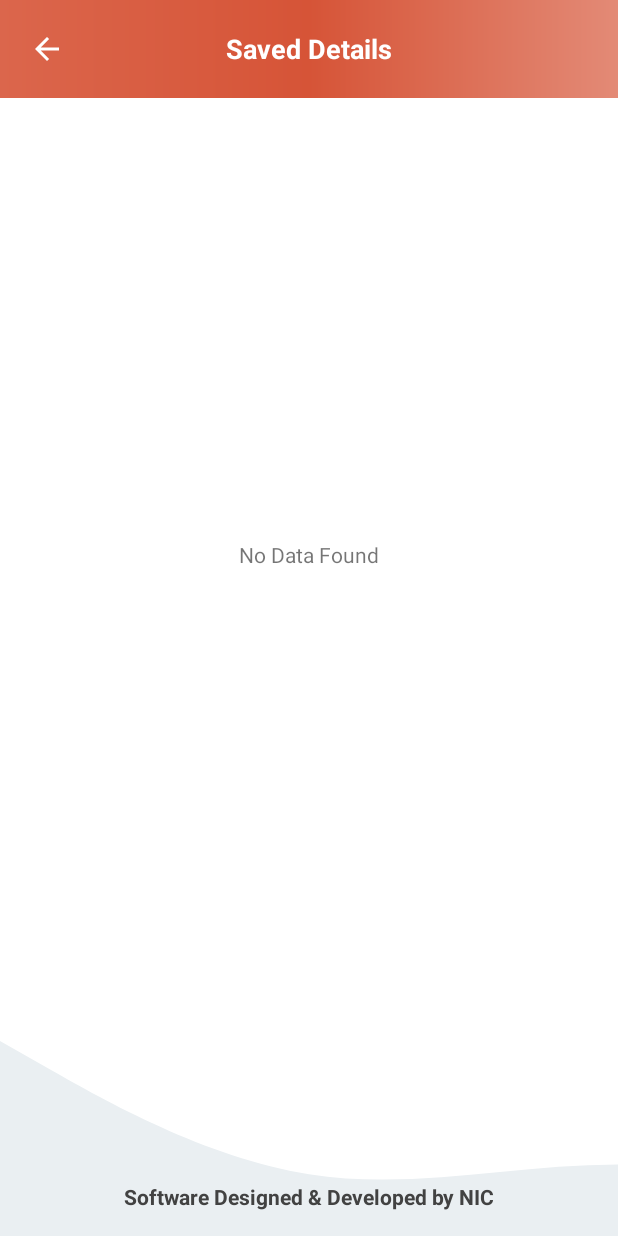
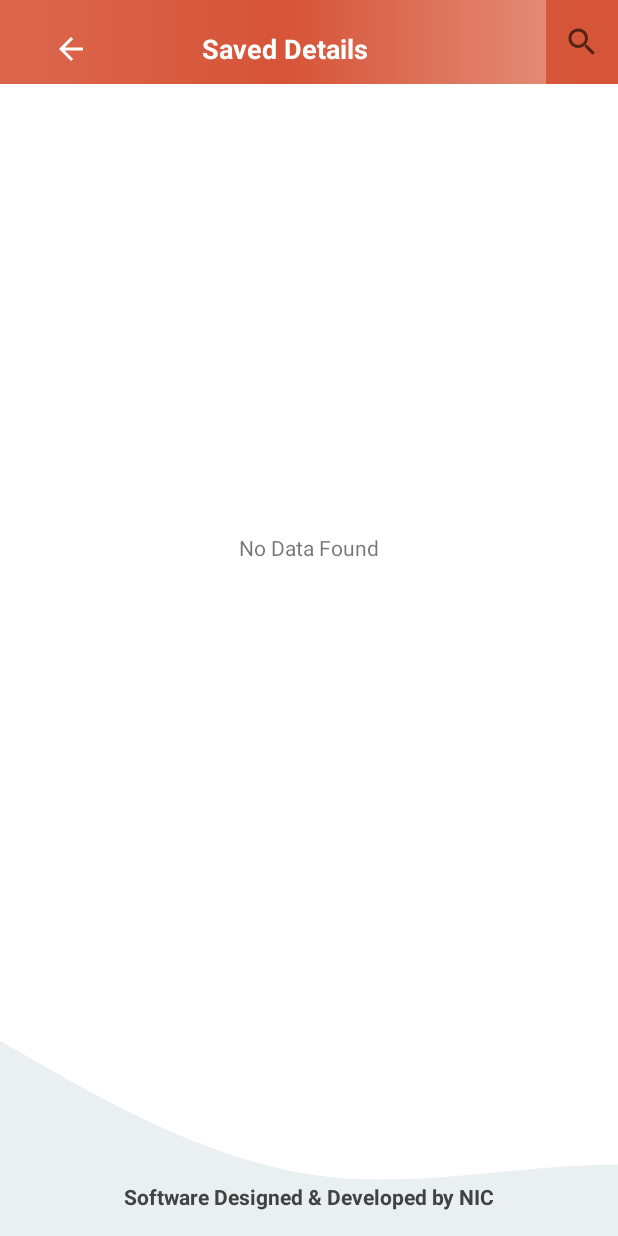
Before and after one commit to TNRDANDROID/Thiruvannamalai, an Android app: the ViewDetailsScreen screen opened directly, with no data from a screen before it, on a phone screen of 412 x 824 dp. Run offline under Robolectric (Android 15) with nearby library versions, the phone set to English and light mode, and no system bars; our stand-ins replace data binding, sdp/ssp sizes; libraries missing offline, so code that uses them is left out: com.github.barteksc.pdfviewer; plain views replace PDFView; pictures from the network do not load; 3 statements that could not run were skipped.

Commit message:
version 1 commit

```diff
--- a/app/src/main/java/com/nic/Thiruvannamalai/activity/LoginScreen.java
+++ b/app/src/main/java/com/nic/Thiruvannamalai/activity/LoginScreen.java
@@ -171,8 +171,8 @@ public class LoginScreen extends AppCompatActivity implements View.OnClickListen
     }
 
     public void checkLoginScreen() {
-        /*loginScreenBinding.userName.setText("tokenentry1");
-        loginScreenBinding.password.setText("test123#$");//loc*/
+        loginScreenBinding.userName.setText("tokenentry1");
+        loginScreenBinding.password.setText("test123#$");//loc
         /*loginScreenBinding.userName.setText("kpmutmrvp34u2");
         loginScreenBinding.password.setText("rdas771#$");//pro*/
         final String username = loginScreenBinding.userName.getText().toString().trim();
--- a/app/src/main/java/com/nic/Thiruvannamalai/activity/ViewDetailsScreen.java
+++ b/app/src/main/java/com/nic/Thiruvannamalai/activity/ViewDetailsScreen.java
@@ -1,5 +1,6 @@
 package com.nic.Thiruvannamalai.activity;
 
+import android.app.SearchManager;
 import android.content.Context;
 import android.graphics.Bitmap;
 import android.graphics.BitmapFactory;
@@ -12,9 +13,11 @@ import android.os.Handler;
 import android.util.Base64;
 import android.util.Log;
 import android.view.LayoutInflater;
+import android.view.Menu;
 import android.view.View;
 import android.view.WindowManager;
 import android.widget.ImageView;
+import android.widget.SearchView;
 
 import androidx.annotation.RequiresApi;
 import androidx.appcompat.app.AppCompatActivity;
@@ -49,7 +52,7 @@ public class ViewDetailsScreen extends AppCompatActivity implements Api.ServerRe
     ViewDetailsScreenBinding binding;
     private PrefManager prefManager;
     SavedListViewAdapter savedListViewAdapter;
-
+    private SearchView searchView;
     ArrayList<PublicTax> viewList;
 
     @Override
@@ -60,7 +63,7 @@ public class ViewDetailsScreen extends AppCompatActivity implements Api.ServerRe
 
         binding.setActivity(this);
         prefManager = new PrefManager(this);
-
+        setSupportActionBar(binding.tollBar);
 
         binding.recyclerRl.setVisibility(View.VISIBLE);
         binding.documentRl.setVisibility(View.GONE);
@@ -74,7 +77,7 @@ public class ViewDetailsScreen extends AppCompatActivity implements Api.ServerRe
         binding.backIcon.setOnClickListener(new View.OnClickListener() {
             @Override
             public void onClick(View v) {
-
+                onBackPressed();
             }
         });
     }
@@ -390,4 +393,35 @@ public class ViewDetailsScreen extends AppCompatActivity implements Api.ServerRe
             super.onBackPressed();
         }
     }
+
+    @Override
+    public boolean onCreateOptionsMenu(Menu menu) {
+        getMenuInflater().inflate(R.menu.menu_main, menu);
+
+// Associate searchable configuration with the SearchView
+        SearchManager searchManager = (SearchManager) getSystemService(Context.SEARCH_SERVICE);
+        searchView = (SearchView) menu.findItem(R.id.action_search)
+                .getActionView();
+        searchView.setSearchableInfo(searchManager
+                .getSearchableInfo(getComponentName()));
+        searchView.setMaxWidth(Integer.MAX_VALUE);
+
+// listening to search query text change
+        searchView.setOnQueryTextListener(new SearchView.OnQueryTextListener() {
+            @Override
+            public boolean onQueryTextSubmit(String query) {
+// filter recycler view when query submitted
+                savedListViewAdapter.getFilter().filter(query);
+                return false;
+            }
+
+            @Override
+            public boolean onQueryTextChange(String query) {
+// filter recycler view when text is changed
+                savedListViewAdapter.getFilter().filter(query);
+                return false;
+            }
+        });
+        return true;
+    }
 }
--- a/app/src/main/res/drawable/background.xml
+++ b/app/src/main/res/drawable/background.xml
@@ -3,7 +3,7 @@
     xmlns:android="http://schemas.android.com/apk/res/android" >
 
     <gradient android:angle="0"
-        android:startColor="#285FBA"
-        android:endColor="#7535AD"/>
+        android:startColor="@color/colorPrimary"
+        android:endColor="@color/colorPrimary2"/>
 
 </shape>
--- a/app/src/main/res/layout/view_details_screen.xml
+++ b/app/src/main/res/layout/view_details_screen.xml
@@ -19,11 +19,19 @@
             android:layout_width="match_parent"
             android:layout_height="match_parent"
             >
+            <androidx.appcompat.widget.Toolbar
+                android:id="@+id/toll_bar"
+                android:layout_width="match_parent"
+                android:layout_height="?attr/actionBarSize"
+                android:background="@drawable/background"
+                app:layout_scrollFlags="scroll|enterAlways|snap"
+                app:popupTheme="@style/ThemeOverlay.AppCompat.Light">
+
                 <LinearLayout
                     android:layout_width="match_parent"
                     android:layout_height="wrap_content"
                     android:orientation="vertical"
-                android:id="@+id/toll_bar">
+                    >
                     <RelativeLayout
                         android:layout_width="match_parent"
                         android:background="@drawable/gradeint_background_new"
@@ -60,6 +68,10 @@
                             android:layout_alignParentRight="true" />
                     </RelativeLayout>
                 </LinearLayout>
+
+
+            </androidx.appcompat.widget.Toolbar>
+
 
             <RelativeLayout
                 android:visibility="gone"
```
Also changed, not shown: app/src/main/java/com/nic/Thiruvannamalai/adapter/SavedListViewAdapter.java (+53 -9 lines), 1 other file. Lines whose indentation alone changed are shown as unchanged.
